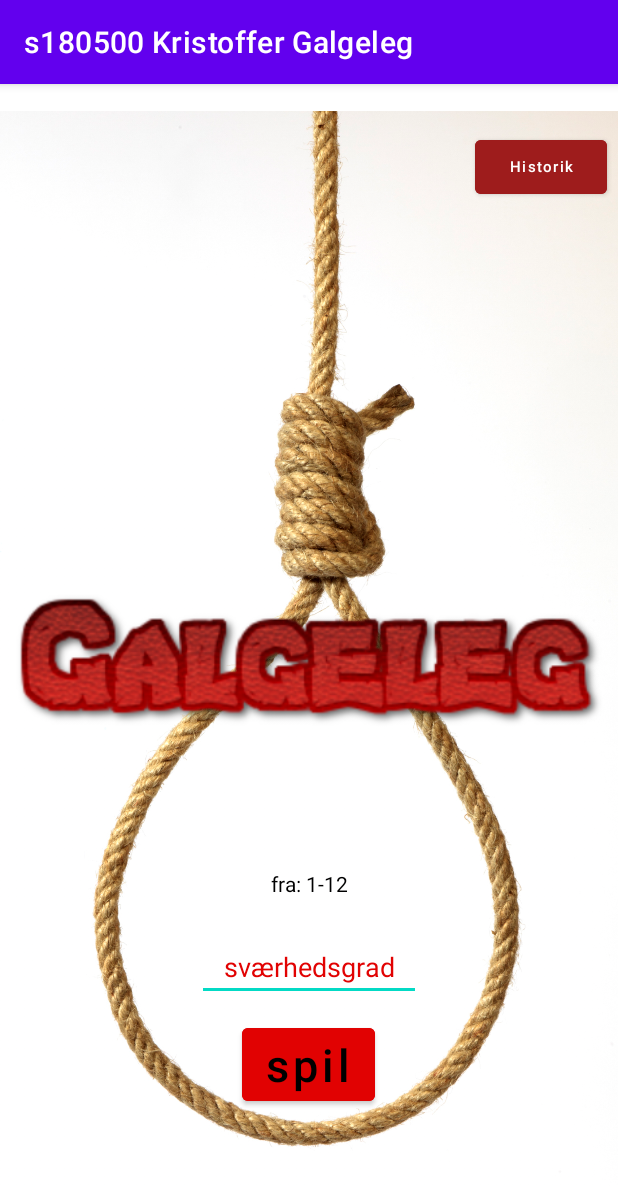
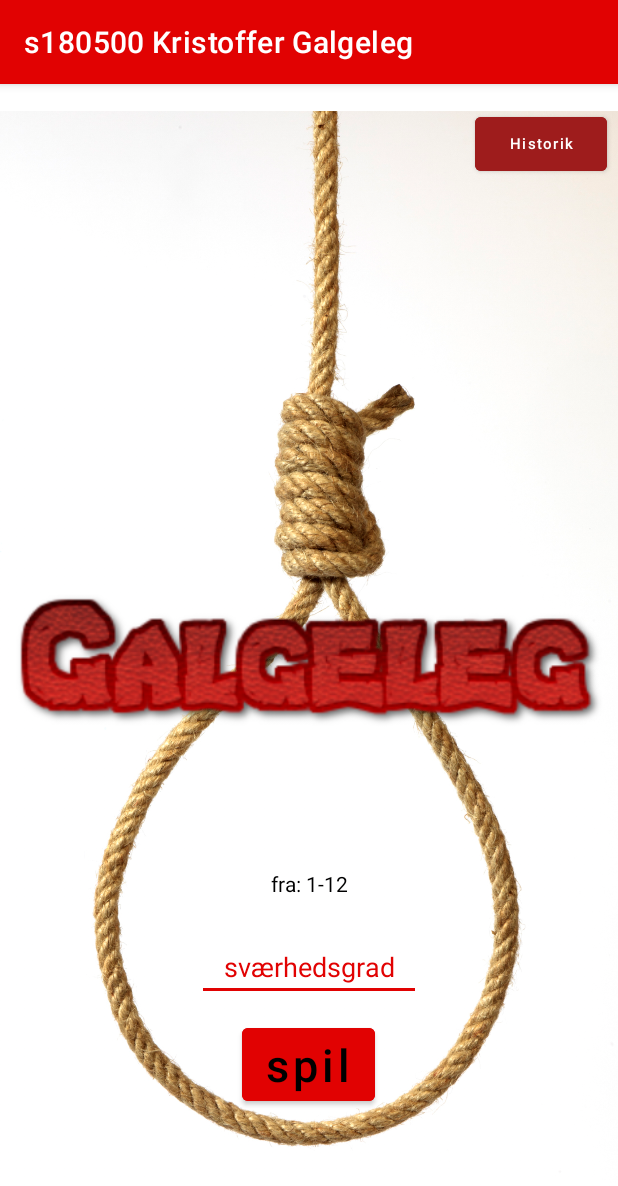
Before and after one commit to Jackktis/GalgeLegAfleveringen, an Android app: the screen it shows after launch (MainActivity), on a phone screen of 412 x 824 dp. Shown: the top 1186 px of the screen. Run offline under Robolectric (Android 15) with nearby library versions, the phone set to English and light mode, and no system bars.

Commit message:
tilføjet at den kun er i lightmode, tilføjet kun potrait mode. Igang med at tilføj ikonet til appen

```diff
--- a/src/main/AndroidManifest.xml
+++ b/src/main/AndroidManifest.xml
@@ -7,12 +7,12 @@
 
     <application
         android:allowBackup="true"
-        android:icon="@mipmap/ic_launcher"
+        android:icon="@mipmap/ic_launcher_galgeleg"
         android:label="@string/app_name"
         android:roundIcon="@mipmap/ic_launcher_round"
         android:supportsRtl="true"
         android:theme="@style/Theme.GalgeLegAfleveringen">
-        <activity android:name=".MainActivity"> <intent-filter>
+        <activity android:name=".MainActivity" android:screenOrientation="portrait"> <intent-filter>
             <action android:name="android.intent.action.MAIN" />
 
             <category android:name="android.intent.category.LAUNCHER" />
--- a/src/main/res/layout/activity_historik.xml
+++ b/src/main/res/layout/activity_historik.xml
@@ -4,6 +4,7 @@
     xmlns:tools="http://schemas.android.com/tools"
     android:layout_width="match_parent"
     android:background="@color/white"
+    android:textColor="#000000"
     android:layout_height="match_parent">
 
     <TextView
@@ -20,6 +21,7 @@
         android:id="@+id/Highscoreindhold"
         android:layout_below="@id/Highscore"
         android:layout_width="match_parent"
+        android:textColor="#000000"
         android:layout_height="match_parent" />
 
 </RelativeLayout>
--- a/src/main/res/layout/activity_start.xml
+++ b/src/main/res/layout/activity_start.xml
@@ -4,13 +4,12 @@
     xmlns:tools="http://schemas.android.com/tools"
     android:layout_width="match_parent"
     android:layout_height="match_parent"
-    android:background="@color/white"
     >
 
     <ImageView
         android:id="@+id/Noose"
         android:layout_width="0dp"
-        android:layout_height="match_parent"
+        android:layout_height="wrap_content"
         android:src="@drawable/noose"
         app:layout_constraintEnd_toEndOf="parent"
         app:layout_constraintHorizontal_bias="0.0"
@@ -19,15 +18,15 @@
 
     <ImageView
         android:id="@+id/GalgeLeg"
-        android:layout_width="0dp"
-        android:layout_height="0dp"
         android:src="@drawable/galge_leg"
         app:layout_constraintBottom_toBottomOf="parent"
         app:layout_constraintEnd_toEndOf="parent"
         app:layout_constraintHorizontal_bias="0.0"
         app:layout_constraintStart_toStartOf="parent"
         app:layout_constraintTop_toTopOf="parent"
-        app:layout_constraintVertical_bias="0.0" />
+        app:layout_constraintVertical_bias="0.0"
+        android:layout_height="match_parent"
+        android:layout_width="match_parent" />
 
     <EditText
         android:id="@+id/sværhedsgrad"
@@ -90,7 +89,8 @@
         android:textSize="10sp"
         app:layout_constraintBottom_toTopOf="@+id/txtSværhedSkala"
         app:layout_constraintEnd_toEndOf="parent"
-        app:layout_constraintTop_toTopOf="parent" />
+        app:layout_constraintTop_toTopOf="parent"
+        app:layout_constraintVertical_bias="0.0" />
 
 
 </androidx.constraintlayout.widget.ConstraintLayout>
--- /dev/null
+++ b/src/main/res/mipmap-anydpi-v26/ic_launcher_galgeleg.xml
@@ -0,0 +1,5 @@
+<?xml version="1.0" encoding="utf-8"?>
+<adaptive-icon xmlns:android="http://schemas.android.com/apk/res/android">
+    <background android:drawable="@color/ic_launcher_galgeleg_background"/>
+    <foreground android:drawable="@mipmap/ic_launcher_galgeleg_foreground"/>
+</adaptive-icon>
--- /dev/null
+++ b/src/main/res/mipmap-anydpi-v26/ic_launcher_galgeleg_round.xml
@@ -0,0 +1,5 @@
+<?xml version="1.0" encoding="utf-8"?>
+<adaptive-icon xmlns:android="http://schemas.android.com/apk/res/android">
+    <background android:drawable="@color/ic_launcher_galgeleg_background"/>
+    <foreground android:drawable="@mipmap/ic_launcher_galgeleg_foreground"/>
+</adaptive-icon>
--- a/src/main/res/values-night/themes.xml
+++ /dev/null
@@ -1,16 +0,0 @@
-<resources xmlns:tools="http://schemas.android.com/tools">
-    <!-- Base application theme. -->
-    <style name="Theme.GalgeLegAfleveringen" parent="Theme.MaterialComponents.DayNight.DarkActionBar">
-        <!-- Primary brand color. -->
-        <item name="colorPrimary">@color/purple_200</item>
-        <item name="colorPrimaryVariant">@color/purple_700</item>
-        <item name="colorOnPrimary">@color/black</item>
-        <!-- Secondary brand color. -->
-        <item name="colorSecondary">@color/teal_200</item>
-        <item name="colorSecondaryVariant">@color/teal_200</item>
-        <item name="colorOnSecondary">@color/black</item>
-        <!-- Status bar color. -->
-        <item name="android:statusBarColor" tools:targetApi="l">?attr/colorPrimaryVariant</item>
-        <!-- Customize your theme here. -->
-    </style>
-</resources>
--- /dev/null
+++ b/src/main/res/values/ic_launcher_galgeleg_background.xml
@@ -0,0 +1,4 @@
+<?xml version="1.0" encoding="utf-8"?>
+<resources>
+    <color name="ic_launcher_galgeleg_background">#FFFFFF</color>
+</resources>
--- a/src/main/res/values/themes.xml
+++ b/src/main/res/values/themes.xml
@@ -1,13 +1,13 @@
 <resources xmlns:tools="http://schemas.android.com/tools">
     <!-- Base application theme. -->
-    <style name="Theme.GalgeLegAfleveringen" parent="Theme.MaterialComponents.DayNight.DarkActionBar">
+    <style name="Theme.GalgeLegAfleveringen" parent="Theme.MaterialComponents.Light.DarkActionBar">
         <!-- Primary brand color. -->
-        <item name="colorPrimary">@color/purple_500</item>
-        <item name="colorPrimaryVariant">@color/purple_700</item>
+        <item name="colorPrimary">@color/red</item>
+        <item name="colorPrimaryVariant">#750909</item>
         <item name="colorOnPrimary">@color/white</item>
         <!-- Secondary brand color. -->
-        <item name="colorSecondary">@color/teal_200</item>
-        <item name="colorSecondaryVariant">@color/teal_700</item>
+        <item name="colorSecondary">@color/red</item>
+        <item name="colorSecondaryVariant">#870101</item>
         <item name="colorOnSecondary">@color/black</item>
         <!-- Status bar color. -->
         <item name="android:statusBarColor" tools:targetApi="l">?attr/colorPrimaryVariant</item>
```
Also changed, not shown: src/main/ic_launcher_galgeleg-playstore.png (added), src/main/res/mipmap-mdpi/ic_launcher_galgeleg.png (added), src/main/res/mipmap-mdpi/ic_launcher_galgeleg_foreground.png (added), src/main/res/mipmap-mdpi/ic_launcher_galgeleg_round.png (added), src/main/res/mipmap-xhdpi/ic_launcher_galgeleg.png (added), src/main/res/mipmap-xhdpi/ic_launcher_galgeleg_foreground.png (added), src/main/res/mipmap-xhdpi/ic_launcher_galgeleg_round.png (added), src/main/res/mipmap-xxhdpi/ic_launcher_galgeleg.png (added), src/main/res/mipmap-xxhdpi/ic_launcher_galgeleg_foreground.png (added), src/main/res/mipmap-xxxhdpi/ic_launcher_galgeleg.png (added), src/main/res/mipmap-xxxhdpi/ic_launcher_galgeleg_foreground.png (added), src/main/res/mipmap-xxxhdpi/ic_launcher_galgeleg_round.png (added).
